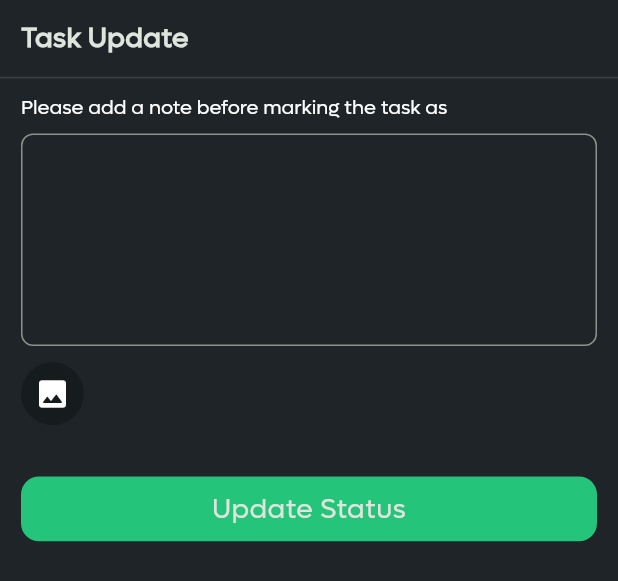
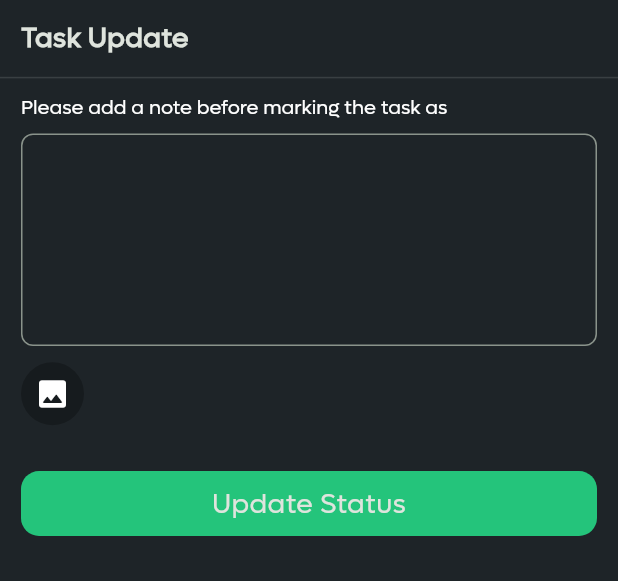
Before and after one commit to ZaynMeledath/turningpoint_tms, a Flutter app: the ChangeStatusBottomSheet widget shown alone on an empty page, opened directly with empty values, after a tap on the "photo" icon, on a phone screen of 412 x 824 dp. Shown: the top 581 px of the screen. Run offline on Flutter 3.47's test engine with Material 3 defaults, Android fonts, the phone set to English and light mode, and no system bars; our stand-ins replace animated_bottom_navigation_bar, awesome_notifications, file_picker, firebase_core, firebase_messaging, flutter_animate and 13 more; missing offline and left inert: record; accounts and stored records are empty; network calls fail; project files that could hold a hidden picture were left out.

Commit message:
Refactoring on task status update bottom sheet

```diff
--- a/lib/controller/tasks_controller.dart
+++ b/lib/controller/tasks_controller.dart
@@ -2,6 +2,7 @@ import 'dart:io';
 import 'package:get/get.dart';
 import 'package:image_picker/image_picker.dart';
 import 'package:turning_point_tasks_app/constants/tasks_management_constants.dart';
+import 'package:turning_point_tasks_app/controller/app_controller.dart';
 import 'package:turning_point_tasks_app/model/all_categories_performance_report_model.dart';
 import 'package:turning_point_tasks_app/model/all_users_performance_report_model.dart';
 import 'package:turning_point_tasks_app/model/delegated_performance_report_model.dart';
@@ -16,6 +17,8 @@ class TasksController extends GetxController {
   final tasksRepository = TasksRepository();
 
   final tasksException = Rxn<Exception>();
+
+  final appController = Get.put(AppController());
 
   final RxBool isDelegatedObs = false.obs;
 
@@ -58,6 +61,7 @@ class TasksController extends GetxController {
       Rxn<List<DelegatedPerformanceReportModel>>();
 
   final taskUpdateAttachments = <File>[].obs;
+  final taskUpdateAttachmentsUrl = RxList<String>();
 
 //====================Get My Tasks====================//
   Future<void> getMyTasks({
@@ -255,18 +259,17 @@ class TasksController extends GetxController {
   }
 
 //====================Fetch Image from Storage====================//
-  Future<List<File>> fetchMultipleImagesFromStorage() async {
+  Future<File?> fetchImageFromStorage() async {
     final ImagePicker picker = ImagePicker();
     try {
-      final List<XFile> imageXFileList = await picker.pickMultiImage();
-      final imageFileList = <File>[];
-
-      for (XFile imageXFile in imageXFileList) {
-        imageFileList.add(
-          File(imageXFile.path),
-        );
+      final XFile? imageXFile = await picker.pickImage(
+        source: ImageSource.gallery,
+      );
+      if (imageXFile != null) {
+        return File(imageXFile.path);
+      } else {
+        return null;
       }
-      return imageFileList;
     } catch (_) {
       rethrow;
     }
@@ -274,7 +277,17 @@ class TasksController extends GetxController {
 
 //====================Add Image to task update attachments====================//
   Future<void> addImageToTaskUpdateAttachments() async {
-    taskUpdateAttachments.addAll(await fetchMultipleImagesFromStorage());
+    final imageFile = await fetchImageFromStorage();
+    if (imageFile != null) {
+      taskUpdateAttachments.add(imageFile);
+      appController.isLoadingObs.value = true;
+
+      for (File file in taskUpdateAttachments) {
+        taskUpdateAttachmentsUrl
+            .add(await tasksRepository.uploadAttachment(file: file));
+      }
+      appController.isLoadingObs.value = false;
+    }
   }
 
 //====================Reset Task Controller====================//
--- a/lib/view/task_management/tasks/dialogs/show_change_status_bottom_sheet.dart
+++ b/lib/view/task_management/tasks/dialogs/show_change_status_bottom_sheet.dart
@@ -52,6 +52,7 @@ class ChangeStatusBottomSheetState extends State<ChangeStatusBottomSheet> {
   @override
   void dispose() {
     textController.dispose();
+    tasksController.taskUpdateAttachments.clear();
     super.dispose();
   }
 
@@ -189,19 +190,23 @@ class ChangeStatusBottomSheetState extends State<ChangeStatusBottomSheet> {
                           SizedBox(height: 10.h),
                           tasksController.taskUpdateAttachments.isNotEmpty
                               ? SizedBox(
-                                  height: 150.h,
+                                  height: 170.h,
                                   child: ListView.builder(
                                     scrollDirection: Axis.horizontal,
                                     itemCount: tasksController
                                         .taskUpdateAttachments.length,
                                     itemBuilder: (context, index) {
-                                      return Stack(
+                                      return Column(
                                         children: [
-                                          AspectRatio(
-                                            aspectRatio: 4 / 3,
-                                            child: Image.file(
-                                              tasksController
-                                                  .taskUpdateAttachments[index],
+                                          SizedBox(
+                                            height: 120.h,
+                                            child: AspectRatio(
+                                              aspectRatio: 4 / 4,
+                                              child: Image.file(
+                                                tasksController
+                                                        .taskUpdateAttachments[
+                                                    index],
+                                              ),
                                             ),
                                           ),
                                           IconButton(
@@ -210,7 +215,11 @@ class ChangeStatusBottomSheetState extends State<ChangeStatusBottomSheet> {
                                                   .taskUpdateAttachments
                                                   .removeAt(index);
                                             },
-                                            icon: const Icon(Icons.close),
+                                            icon: Icon(
+                                              Icons.delete,
+                                              size: 24.h,
+                                              color: Colors.red,
+                                            ),
                                           )
                                         ],
                                       );
@@ -219,7 +228,12 @@ class ChangeStatusBottomSheetState extends State<ChangeStatusBottomSheet> {
                                 )
                               : const SizedBox(),
 
-                          SizedBox(height: 28.h),
+                          SizedBox(
+                            height:
+                                tasksController.taskUpdateAttachments.isNotEmpty
+                                    ? 12.h
+                                    : 24.h,
+                          ),
                           //====================Update Button====================//
                           Obx(
                             () => InkWell(
```
Also changed, not shown: lib/controller/assign_task_controller.dart (+4 -6 lines), lib/view/task_management/assign_task/segments/attachment_segment.dart (+10 -15 lines).
